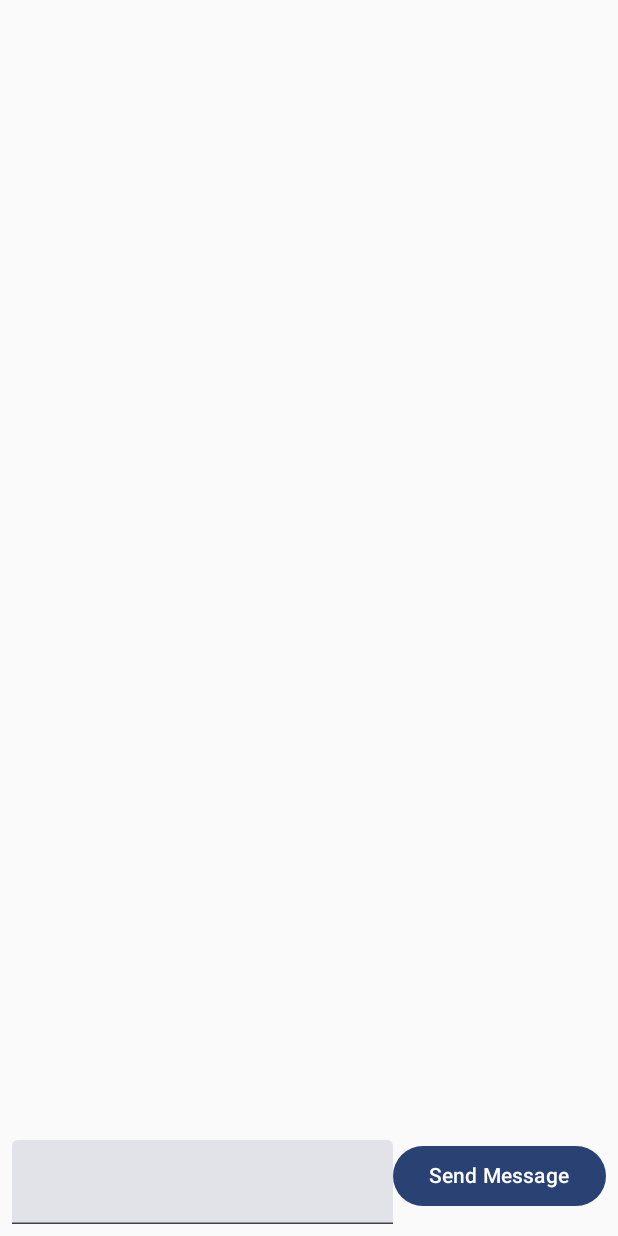
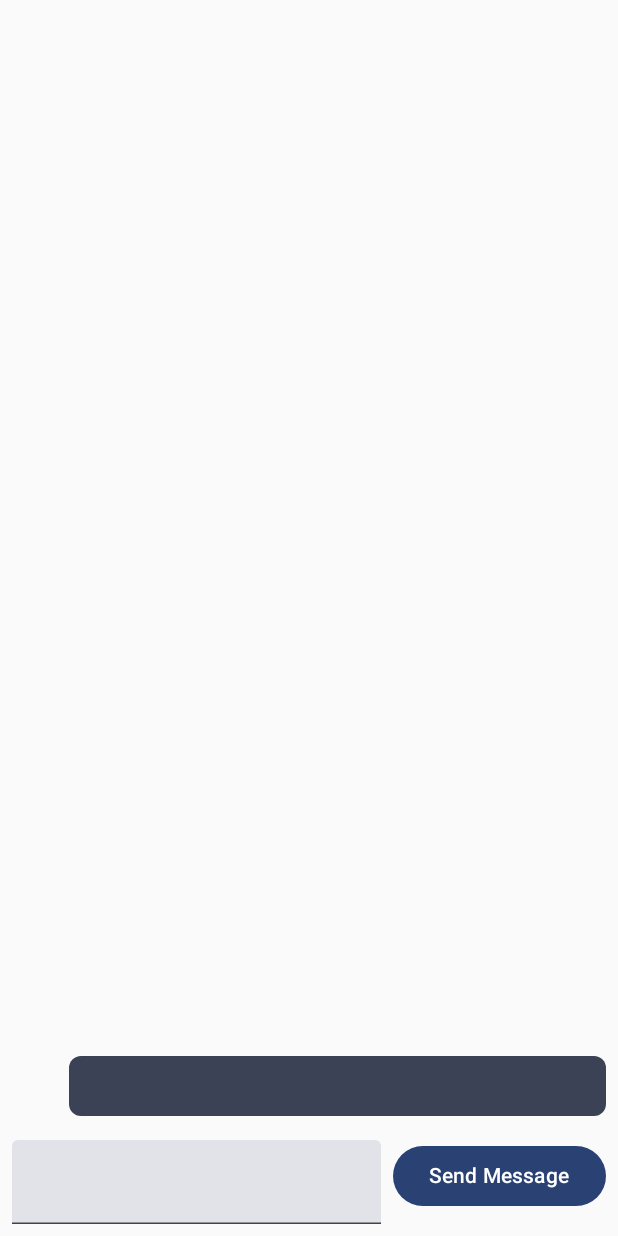
Before and after one commit to Andruszkiewicz-Artur/ChatAI, an Android app built with Jetpack Compose: the screen it shows after launch (MainActivity), after a tap on "Send Message", on a phone screen of 412 x 824 dp. Run offline under Robolectric (Android 15) with nearby library versions, the phone set to English and light mode, and no system bars; our stand-ins replace Dagger/Hilt's generated code.

Commit message:
Update view presentation

```diff
--- a/app/src/main/java/com/example/chatai/data/remote/OpenAiApi.kt
+++ b/app/src/main/java/com/example/chatai/data/remote/OpenAiApi.kt
@@ -18,6 +18,6 @@ interface OpenAiApi {
     ): ChatDto
 
     companion object {
-        const val api_key = "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"
+        const val api_key = "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"
     }
 }
--- /dev/null
+++ b/app/src/main/java/com/example/chatai/domain/model/MessageModel.kt
@@ -0,0 +1,7 @@
+package com.example.chatai.domain.model
+
+data class MessageModel(
+    val message: String,
+    val sender: SenderEnum,
+    val time: Long
+)
--- /dev/null
+++ b/app/src/main/java/com/example/chatai/domain/model/SenderEnum.kt
@@ -0,0 +1,6 @@
+package com.example.chatai.domain.model
+
+enum class SenderEnum {
+    BOT,
+    USER
+}
--- a/app/src/main/java/com/example/chatai/presentation/chat/ChatState.kt
+++ b/app/src/main/java/com/example/chatai/presentation/chat/ChatState.kt
@@ -1,7 +1,9 @@
 package com.example.chatai.presentation.chat
 
+import com.example.chatai.domain.model.MessageModel
+
 data class ChatState (
-    val userMessage: String = "",
-    val botMessage: String = "",
-    val text: String = ""
+    val messages: MutableList<MessageModel> = mutableListOf(),
+    val text: String = "",
+    val duringSending: Boolean = false
 )
--- a/app/src/main/java/com/example/chatai/presentation/chat/ChatViewModel.kt
+++ b/app/src/main/java/com/example/chatai/presentation/chat/ChatViewModel.kt
@@ -7,12 +7,15 @@ import androidx.lifecycle.ViewModel
 import androidx.lifecycle.viewModelScope
 import com.example.chatai.data.mappers.toChatRequestDto
 import com.example.chatai.domain.model.ChatRequest
+import com.example.chatai.domain.model.MessageModel
+import com.example.chatai.domain.model.SenderEnum
 import com.example.chatai.domain.repository.ChatRepository
 import com.example.chatai.domain.util.Resource
 import dagger.hilt.android.lifecycle.HiltViewModel
 import kotlinx.coroutines.launch
 import retrofit2.HttpException
 import java.lang.Exception
+import java.util.Calendar
 import javax.inject.Inject
 
 @HiltViewModel
@@ -27,27 +30,34 @@ class ChatViewModel @Inject constructor(
         when (event) {
             is ChatEvent.sendMessage -> {
                 viewModelScope.launch {
+                    _state.value = state.value.copy(
+                        duringSending = true
+                    )
+
                     val complitionRequest = ChatRequest(
                         value = _state.value.text
                     ).toChatRequestDto()
 
-                    _state.value = state.value.copy(
-                        text = "",
-                        userMessage = _state.value.text
+                    addNewMessage(
+                        message = _state.value.text,
+                        sender = SenderEnum.USER
                     )
 
                     when (val result = repository.getChatData(complitionRequest)) {
                         is Resource.Success -> {
-                            _state.value = state.value.copy(
-                                botMessage = result.data?.text ?: "Bot can`t answear!"
+                            addNewMessage(
+                                message = result.data?.text ?: "Bot can`t answear!",
+                                sender = SenderEnum.BOT
                             )
-
-                            Log.d("bot", _state.value.botMessage)
                         }
                         is Resource.Error -> {
                             Log.d("Error", "Error during taking data")
                         }
                     }
+
+                    _state.value = state.value.copy(
+                        duringSending = false
+                    )
                 }
             }
 
@@ -58,4 +68,20 @@ class ChatViewModel @Inject constructor(
             }
         }
     }
+
+    private fun addNewMessage(message: String, sender: SenderEnum) {
+        if (sender == SenderEnum.USER) {
+            _state.value = state.value.copy(
+                text = ""
+            )
+        }
+
+        _state.value.messages.add(
+            MessageModel(
+                message = message,
+                sender = sender,
+                time = Calendar.getInstance().timeInMillis
+            )
+        )
+    }
 }
--- a/app/src/main/java/com/example/chatai/presentation/chat/compose/ChatPresentation.kt
+++ b/app/src/main/java/com/example/chatai/presentation/chat/compose/ChatPresentation.kt
@@ -1,12 +1,18 @@
 package com.example.chatai.presentation.chat.compose
 
-import android.graphics.Paint.Align
+import androidx.compose.foundation.layout.Arrangement
 import androidx.compose.foundation.layout.Box
 import androidx.compose.foundation.layout.Column
 import androidx.compose.foundation.layout.Row
+import androidx.compose.foundation.layout.Spacer
+import androidx.compose.foundation.layout.fillMaxHeight
 import androidx.compose.foundation.layout.fillMaxSize
 import androidx.compose.foundation.layout.fillMaxWidth
+import androidx.compose.foundation.layout.height
 import androidx.compose.foundation.layout.padding
+import androidx.compose.foundation.layout.width
+import androidx.compose.foundation.lazy.LazyColumn
+import androidx.compose.foundation.lazy.items
 import androidx.compose.material3.Button
 import androidx.compose.material3.ExperimentalMaterial3Api
 import androidx.compose.material3.Text
@@ -16,8 +22,11 @@ import androidx.compose.ui.Alignment
 import androidx.compose.ui.Modifier
 import androidx.compose.ui.unit.dp
 import androidx.hilt.navigation.compose.hiltViewModel
+import com.example.chatai.domain.model.MessageModel
+import com.example.chatai.domain.model.SenderEnum
 import com.example.chatai.presentation.chat.ChatEvent
 import com.example.chatai.presentation.chat.ChatViewModel
+import java.util.Calendar
 
 @OptIn(ExperimentalMaterial3Api::class)
 @Composable
@@ -27,15 +36,39 @@ fun ChatPresentation(
     val state = viewModel.state.value
 
     Box(
-        contentAlignment = Alignment.BottomCenter,
         modifier = Modifier
             .fillMaxSize()
-            .padding(8.dp)
+            .padding(8.dp),
+        contentAlignment = Alignment.BottomCenter
     ) {
-        Column() {
-            Text(
-                text = state.botMessage
-            )
+        Column(
+            verticalArrangement = Arrangement.Bottom,
+            modifier = Modifier
+                .fillMaxSize(),
+        ) {
+            LazyColumn(
+                verticalArrangement = Arrangement.Bottom,
+                modifier = Modifier
+                    .weight(1f)
+            ) {
+                items(state.messages) {
+                    MessagePresentation(message = it)
+                    Spacer(modifier = Modifier.height(8.dp))
+                }
+
+                item {
+                    if (state.duringSending) {
+                        MessagePresentation(message = MessageModel(
+                            message = "Taping...",
+                            sender = SenderEnum.BOT,
+                            time = Calendar.getInstance().timeInMillis
+                        ))
+                    }
+                }
+            }
+
+            Spacer(modifier = Modifier.height(8.dp))
+
             Row(
                 modifier = Modifier
                     .fillMaxWidth()
@@ -49,6 +82,8 @@ fun ChatPresentation(
                         .weight(1f)
                 )
 
+                Spacer(modifier = Modifier.width(8.dp))
+
                 Button(
                     onClick = {
                         viewModel.onEvent(ChatEvent.sendMessage)
--- /dev/null
+++ b/app/src/main/java/com/example/chatai/presentation/chat/compose/MessagePresentation.kt
@@ -0,0 +1,39 @@
+package com.example.chatai.presentation.chat.compose
+
+import androidx.compose.foundation.background
+import androidx.compose.foundation.layout.Arrangement
+import androidx.compose.foundation.layout.Row
+import androidx.compose.foundation.layout.fillMaxWidth
+import androidx.compose.foundation.layout.padding
+import androidx.compose.foundation.shape.RoundedCornerShape
+import androidx.compose.material3.MaterialTheme
+import androidx.compose.material3.Text
+import androidx.compose.runtime.Composable
+import androidx.compose.ui.Modifier
+import androidx.compose.ui.unit.dp
+import com.example.chatai.domain.model.MessageModel
+import com.example.chatai.domain.model.SenderEnum
+
+@Composable
+fun MessagePresentation(
+    message: MessageModel
+) {
+    val isUser = message.sender == SenderEnum.USER
+    Row(
+        horizontalArrangement = if(isUser) Arrangement.End else Arrangement.Start,
+        modifier = Modifier
+            .fillMaxWidth()
+    ) {
+        Text(
+            text = message.message,
+            color = if(isUser) MaterialTheme.colorScheme.onSecondary else MaterialTheme.colorScheme.onPrimary,
+            modifier = Modifier
+                .background(
+                    color =  if(isUser) MaterialTheme.colorScheme.secondary else MaterialTheme.colorScheme.primary,
+                    shape = RoundedCornerShape(8.dp)
+                )
+                .padding(8.dp)
+                .fillMaxWidth(0.9f)
+        )
+    }
+}
```
